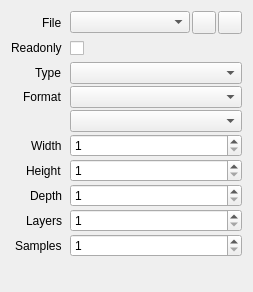
Before: the Qt Designer form src/session/TextureProperties.ui in houmain/gpupad, drawn with Qt 5.
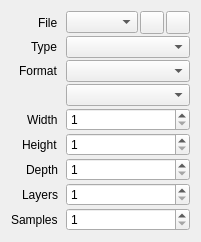
After: the same form once the commit is applied. Icons and pictures are not drawn. Custom widgets are drawn as their Qt base class.

Commit message: Removed Texture readonly

```diff
--- a/src/session/TextureProperties.ui
+++ b/src/session/TextureProperties.ui
@@ -2,14 +2,6 @@
 <ui version="4.0">
  <class>TextureProperties</class>
  <widget class="QWidget" name="TextureProperties">
-  <property name="geometry">
-   <rect>
-    <x>0</x>
-    <y>0</y>
-    <width>253</width>
-    <height>292</height>
-   </rect>
-  </property>
   <layout class="QVBoxLayout" name="verticalLayout">
    <item>
     <layout class="QFormLayout" name="formLayout">
@@ -87,7 +79,7 @@
        </layout>
       </widget>
      </item>
-     <item row="2" column="0">
+     <item row="1" column="0">
       <widget class="QLabel" name="labelTarget">
        <property name="sizePolicy">
         <sizepolicy hsizetype="Maximum" vsizetype="Preferred">
@@ -100,30 +92,30 @@
        </property>
       </widget>
      </item>
-     <item row="2" column="1">
+     <item row="1" column="1">
       <widget class="DataComboBox" name="target"/>
      </item>
-     <item row="4" column="0">
+     <item row="2" column="0">
       <widget class="QLabel" name="labelFormat">
        <property name="text">
         <string>Format</string>
        </property>
       </widget>
      </item>
-     <item row="4" column="1">
+     <item row="2" column="1">
       <widget class="DataComboBox" name="formatType"/>
      </item>
-     <item row="5" column="1">
+     <item row="3" column="1">
       <widget class="DataComboBox" name="formatData"/>
      </item>
-     <item row="6" column="0">
+     <item row="4" column="0">
       <widget class="QLabel" name="labelWidth">
        <property name="text">
         <string>Width</string>
        </property>
       </widget>
      </item>
-     <item row="6" column="1">
+     <item row="4" column="1">
       <widget class="QSpinBox" name="width">
        <property name="minimum">
         <number>1</number>
@@ -133,14 +125,14 @@
        </property>
       </widget>
      </item>
-     <item row="7" column="0">
+     <item row="5" column="0">
       <widget class="QLabel" name="labelHeight">
        <property name="text">
         <string>Height</string>
        </property>
       </widget>
      </item>
-     <item row="7" column="1">
+     <item row="5" column="1">
       <widget class="QSpinBox" name="height">
        <property name="minimum">
         <number>1</number>
@@ -150,14 +142,14 @@
        </property>
       </widget>
      </item>
-     <item row="8" column="0">
+     <item row="6" column="0">
       <widget class="QLabel" name="labelDepth">
        <property name="text">
         <string>Depth</string>
        </property>
       </widget>
      </item>
-     <item row="8" column="1">
+     <item row="6" column="1">
       <widget class="QSpinBox" name="depth">
        <property name="minimum">
         <number>1</number>
@@ -167,14 +159,14 @@
        </property>
       </widget>
      </item>
-     <item row="9" column="0">
+     <item row="7" column="0">
       <widget class="QLabel" name="labelLayers">
        <property name="text">
         <string>Layers</string>
        </property>
       </widget>
      </item>
-     <item row="9" column="1">
+     <item row="7" column="1">
       <widget class="QSpinBox" name="layers">
        <property name="minimum">
         <number>1</number>
@@ -184,14 +176,14 @@
        </property>
       </widget>
      </item>
-     <item row="10" column="0">
+     <item row="8" column="0">
       <widget class="QLabel" name="labelSamples">
        <property name="text">
         <string>Samples</string>
        </property>
       </widget>
      </item>
-     <item row="10" column="1">
+     <item row="8" column="1">
       <widget class="QSpinBox" name="samples">
        <property name="minimum">
         <number>1</number>
@@ -201,29 +193,6 @@
        </property>
       </widget>
      </item>
-     <item row="1" column="0">
-      <widget class="QLabel" name="labelReadonly">
-       <property name="sizePolicy">
-        <sizepolicy hsizetype="Maximum" vsizetype="Preferred">
-         <horstretch>0</horstretch>
-         <verstretch>0</verstretch>
-        </sizepolicy>
-       </property>
-       <property name="text">
-        <string>Readonly</string>
-       </property>
-      </widget>
-     </item>
-     <item row="1" column="1">
-      <widget class="QCheckBox" name="readonly">
-       <property name="minimumSize">
-        <size>
-         <width>0</width>
-         <height>24</height>
-        </size>
-       </property>
-      </widget>
-     </item>
     </layout>
    </item>
   </layout>
```
The commit also changes 6 other files.
